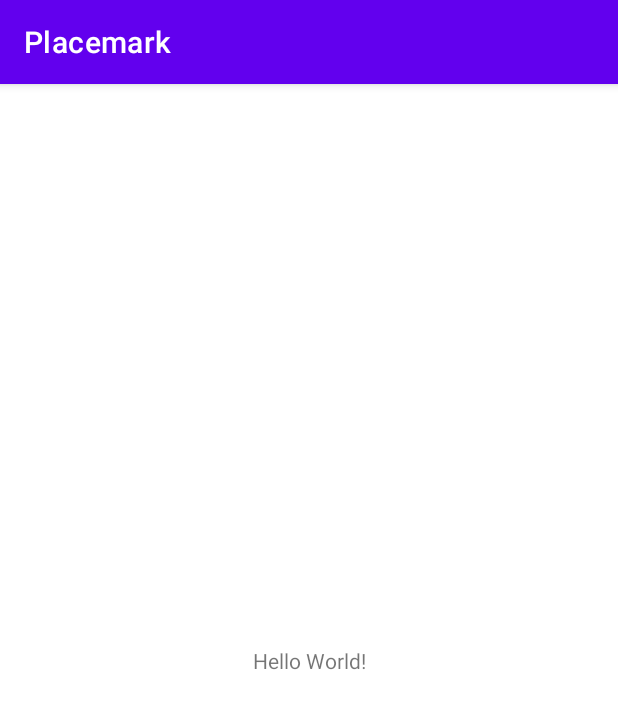
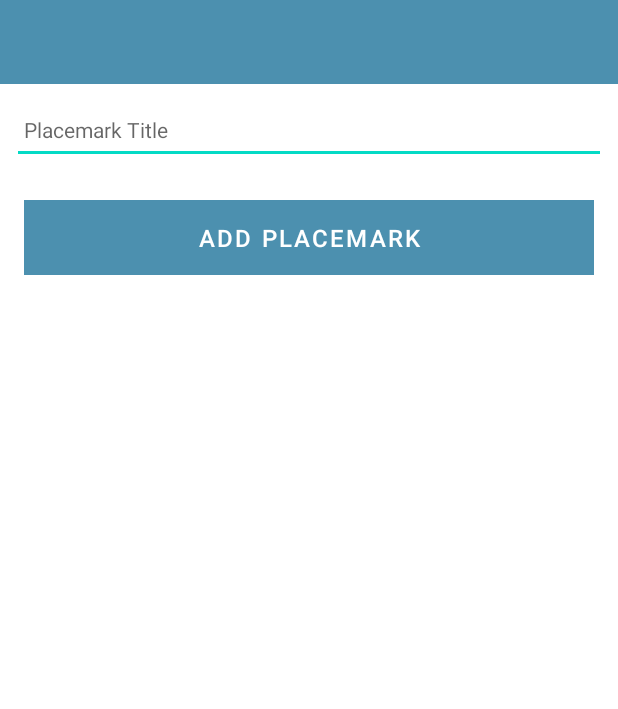
Before and after one commit to SPowerRoche/TestPlaceMark, an Android app: the screen it shows after launch (PlacemarkActivity), on a phone screen of 412 x 824 dp. Shown: the top 709 px of the screen. Run offline under Robolectric (Android 15) with nearby library versions, the phone set to English and light mode, and no system bars; our stand-ins replace Timber; 1 statement that could not run was skipped.

Commit message:
MBDD Added View Binding + SnackBar

```diff
--- a/app/build.gradle
+++ b/app/build.gradle
@@ -30,6 +30,10 @@ android {
     kotlinOptions {
         jvmTarget = '1.8'
     }
+
+    buildFeatures {
+        viewBinding true
+    }
 }
 
 dependencies {
--- a/app/src/main/AndroidManifest.xml
+++ b/app/src/main/AndroidManifest.xml
@@ -9,7 +9,7 @@
         android:roundIcon="@mipmap/ic_launcher_round"
         android:supportsRtl="true"
         android:theme="@style/Theme.Placemark">
-        <activity android:name=".PlacemarkActivity">
+        <activity android:name=".activities.PlacemarkActivity">
             <intent-filter>
                 <action android:name="android.intent.action.MAIN" />
 
--- a/app/src/main/java/org/wit/placemark/PlacemarkActivity.kt
+++ /dev/null
@@ -1,17 +0,0 @@
-package org.wit.placemark
-
-import androidx.appcompat.app.AppCompatActivity
-import android.os.Bundle
-import timber.log.Timber
-import timber.log.Timber.i
-
-class PlacemarkActivity : AppCompatActivity() {
-    override fun onCreate(savedInstanceState: Bundle?) {
-        super.onCreate(savedInstanceState)
-        setContentView(R.layout.activity_placemark)
-
-        Timber.plant(Timber.DebugTree())
-
-        i("Placemark Activity started...")
-    }
-}
--- /dev/null
+++ b/app/src/main/java/org/wit/placemark/activities/PlacemarkActivity.kt
@@ -0,0 +1,38 @@
+package org.wit.placemark.activities
+
+import androidx.appcompat.app.AppCompatActivity
+import android.os.Bundle
+import com.google.android.material.snackbar.Snackbar
+import org.wit.placemark.databinding.ActivityPlacemarkBinding
+import org.wit.placemark.models.PlacemarkModel
+import timber.log.Timber
+import timber.log.Timber.i
+
+class PlacemarkActivity : AppCompatActivity() {
+
+    private lateinit var binding: ActivityPlacemarkBinding
+    var placemark = PlacemarkModel()
+
+    override fun onCreate(savedInstanceState: Bundle?) {
+        super.onCreate(savedInstanceState)
+
+        binding = ActivityPlacemarkBinding.inflate(layoutInflater)
+        setContentView(binding.root)
+
+        Timber.plant(Timber.DebugTree())
+
+        i("Placemark Activity started...")
+
+        binding.btnAdd.setOnClickListener() {
+            placemark.title = binding.placemarkTitle.text.toString()
+            if (placemark.title.isNotEmpty()) {
+                i("add Button Pressed: $placemark.title")
+            }
+            else {
+                Snackbar
+                    .make(it,"Please Enter a title", Snackbar.LENGTH_LONG)
+                    .show()
+            }
+        }
+    }
+}
--- /dev/null
+++ b/app/src/main/java/org/wit/placemark/models/PlacemarkModel.kt
@@ -0,0 +1,3 @@
+package org.wit.placemark.models
+
+data class PlacemarkModel(var title: String = "")
--- a/app/src/main/res/layout/activity_placemark.xml
+++ b/app/src/main/res/layout/activity_placemark.xml
@@ -1,18 +1,73 @@
 <?xml version="1.0" encoding="utf-8"?>
-<androidx.constraintlayout.widget.ConstraintLayout xmlns:android="http://schemas.android.com/apk/res/android"
+<androidx.constraintlayout.widget.ConstraintLayout
+    xmlns:android="http://schemas.android.com/apk/res/android"
     xmlns:app="http://schemas.android.com/apk/res-auto"
     xmlns:tools="http://schemas.android.com/tools"
     android:layout_width="match_parent"
     android:layout_height="match_parent"
-    tools:context=".PlacemarkActivity">
+    tools:context="org.wit.placemark.activities.PlacemarkActivity">
 
-    <TextView
-        android:layout_width="wrap_content"
+    <RelativeLayout
+        android:layout_width="match_parent"
         android:layout_height="wrap_content"
-        android:text="Hello World!"
         app:layout_constraintBottom_toBottomOf="parent"
-        app:layout_constraintLeft_toLeftOf="parent"
-        app:layout_constraintRight_toRightOf="parent"
-        app:layout_constraintTop_toTopOf="parent" />
+        app:layout_constraintTop_toTopOf="parent">
 
+        <com.google.android.material.appbar.AppBarLayout
+            android:id="@+id/appBarLayout"
+            android:layout_width="match_parent"
+            android:layout_height="wrap_content"
+            android:background="@color/colorAccent"
+            android:fitsSystemWindows="true"
+            app:elevation="0dip"
+            app:theme="@style/ThemeOverlay.AppCompat.Dark.ActionBar">
+
+            <androidx.appcompat.widget.Toolbar
+                android:id="@+id/toolbarAdd"
+                android:layout_width="match_parent"
+                android:layout_height="wrap_content"
+                app:titleTextColor="@color/colorPrimary" />
+        </com.google.android.material.appbar.AppBarLayout>
+
+        <ScrollView
+            android:layout_width="match_parent"
+            android:layout_height="match_parent"
+            android:layout_below="@id/appBarLayout"
+            android:fillViewport="true">
+
+            <LinearLayout
+                android:layout_width="match_parent"
+                android:layout_height="wrap_content"
+                android:orientation="vertical">
+
+                <EditText
+                    android:id="@+id/placemarkTitle"
+                    android:layout_width="match_parent"
+                    android:layout_height="45dp"
+                    android:layout_margin="8dp"
+                    android:autofillHints=""
+                    android:hint="@string/hint_placemarkTitle"
+                    android:inputType="text"
+                    android:maxLength="25"
+                    android:maxLines="1"
+                    android:padding="8dp"
+                    android:textColor="@color/colorPrimaryDark"
+                    android:textSize="14sp" />
+
+                <Button
+                    android:id="@+id/btnAdd"
+                    android:layout_width="match_parent"
+                    android:layout_height="wrap_content"
+                    android:layout_margin="16dp"
+                    android:background="@color/colorAccent"
+                    android:paddingTop="8dp"
+                    android:paddingBottom="8dp"
+                    android:stateListAnimator="@null"
+                    android:text="@string/button_addPlacemark"
+                    android:textColor="@color/colorPrimary"
+                    android:textSize="16sp" />
+            </LinearLayout>
+        </ScrollView>
+
+    </RelativeLayout>
 </androidx.constraintlayout.widget.ConstraintLayout>
--- a/app/src/main/res/values/colors.xml
+++ b/app/src/main/res/values/colors.xml
@@ -7,4 +7,9 @@
     <color name="teal_700">#FF018786</color>
     <color name="black">#FF000000</color>
     <color name="white">#FFFFFFFF</color>
+
+    <color name="colorPrimary">#FFFFFF</color>
+    <color name="colorPrimaryDark">#000000</color>
+    <color name="colorAccent">#4c90af</color>
+
 </resources>
--- a/app/src/main/res/values/strings.xml
+++ b/app/src/main/res/values/strings.xml
@@ -1,3 +1,5 @@
 <resources>
     <string name="app_name">Placemark</string>
+    <string name="button_addPlacemark">Add Placemark</string>
+    <string name="hint_placemarkTitle">Placemark Title</string>
 </resources>
--- a/app/src/main/res/values/themes.xml
+++ b/app/src/main/res/values/themes.xml
@@ -1,9 +1,9 @@
 <resources xmlns:tools="http://schemas.android.com/tools">
     <!-- Base application theme. -->
-    <style name="Theme.Placemark" parent="Theme.MaterialComponents.DayNight.DarkActionBar">
+    <style name="Theme.Placemark" parent="Theme.MaterialComponents.DayNight.NoActionBar">
         <!-- Primary brand color. -->
-        <item name="colorPrimary">@color/purple_500</item>
-        <item name="colorPrimaryVariant">@color/purple_700</item>
+        <item name="colorPrimary">@color/colorAccent</item>
+        <item name="colorPrimaryVariant">@color/colorPrimaryDark</item>
         <item name="colorOnPrimary">@color/white</item>
         <!-- Secondary brand color. -->
         <item name="colorSecondary">@color/teal_200</item>
```
Also changed, not shown: 1 other file.
